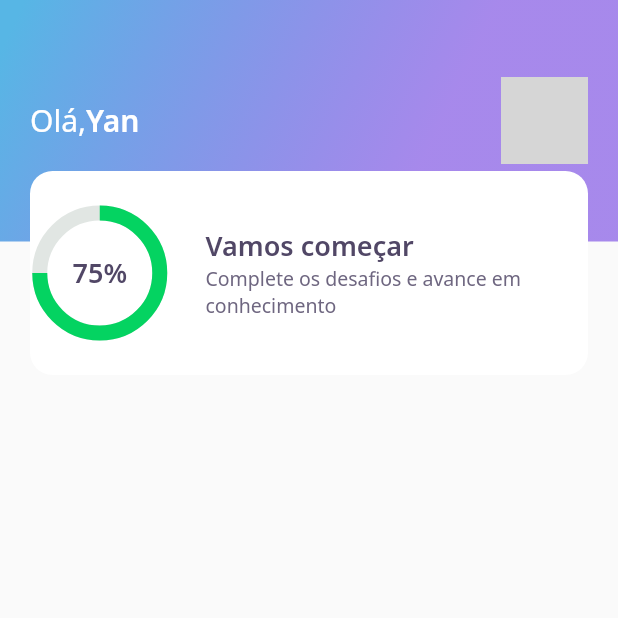
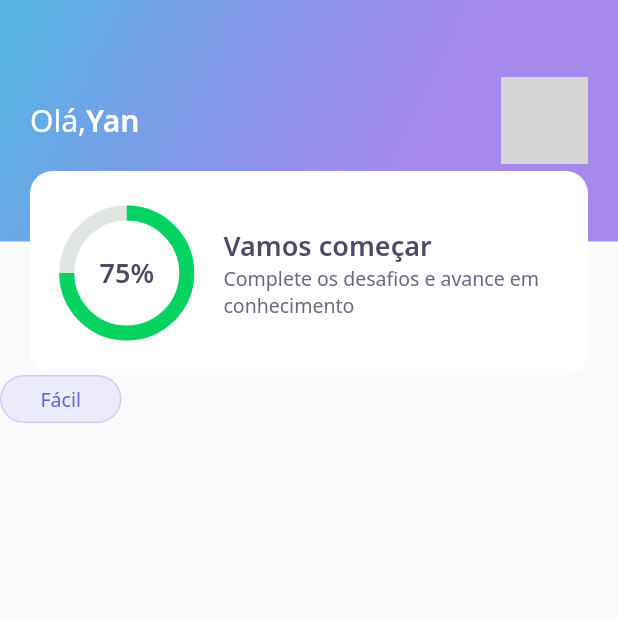
Before and after one commit to Yansb/devquiz, a Flutter app: the screen it shows after launch, on a phone screen of 412 x 824 dp, the top half of it. Run offline on Flutter 3.47's test engine with Material 2 defaults, Android fonts, the phone set to English and light mode, and no system bars; our stand-ins replace google_fonts; network calls fail; grey boxes are pictures that could not be loaded.

Commit message:
feat: card container styles

```diff
--- a/lib/home/home_page.dart
+++ b/lib/home/home_page.dart
@@ -1,4 +1,5 @@
 import 'package:DevQuiz/home/widgets/appbar/app_bar_widget.dart';
+import 'package:DevQuiz/home/widgets/level_button/level_button_widget.dart';
 import 'package:flutter/material.dart';
 
 class HomePage extends StatefulWidget {
@@ -13,6 +14,9 @@ class _HomePageState extends State<HomePage> {
   Widget build(BuildContext context) {
     return Scaffold(
       appBar: AppBarWidget(),
+      body: LevelButtonWidget(
+        label: "Fácil",
+      ),
     );
   }
 }
--- /dev/null
+++ b/lib/home/widgets/level_button/level_button_widget.dart
@@ -0,0 +1,27 @@
+import 'package:DevQuiz/core/app_colors.dart';
+import 'package:DevQuiz/core/core.dart';
+import 'package:flutter/material.dart';
+import 'package:google_fonts/google_fonts.dart';
+
+class LevelButtonWidget extends StatelessWidget {
+  final String label;
+  const LevelButtonWidget({Key? key, required this.label}) : super(key: key);
+
+  @override
+  Widget build(BuildContext context) {
+    return Container(
+        decoration: BoxDecoration(
+            color: AppColors.levelButtonFacil,
+            border: Border.fromBorderSide(
+                BorderSide(color: AppColors.levelButtonBorderFacil)),
+            borderRadius: BorderRadius.circular(28)),
+        child: Padding(
+          padding: const EdgeInsets.symmetric(horizontal: 26, vertical: 6),
+          child: Text(
+            label,
+            style: GoogleFonts.notoSans(
+                color: AppColors.levelButtonTextFacil, fontSize: 13),
+          ),
+        ));
+  }
+}
--- a/lib/home/widgets/score_card/score_card_widget.dart
+++ b/lib/home/widgets/score_card/score_card_widget.dart
@@ -14,6 +14,8 @@ class ScoreCardWidget extends StatelessWidget {
         height: 136,
         decoration: BoxDecoration(
             color: AppColors.white, borderRadius: BorderRadius.circular(15)),
+        child: Padding(
+          padding: const EdgeInsets.symmetric(horizontal: 24),
           child: Row(
             crossAxisAlignment: CrossAxisAlignment.center,
             children: [
@@ -44,6 +46,7 @@ class ScoreCardWidget extends StatelessWidget {
             ],
           ),
         ),
+      ),
     );
   }
 }
```
Lines whose indentation alone changed are shown as unchanged.
